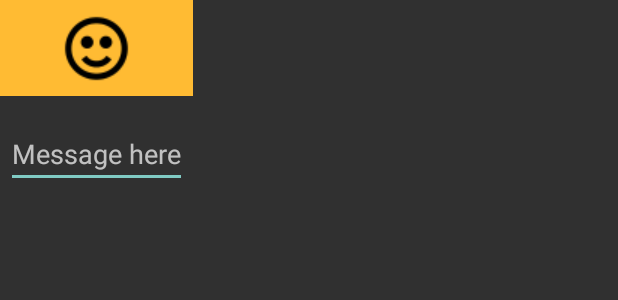
After one commit to bird0073/BirdAndroidLabs, an Android app: the layout custom_alert_dialog.xml on its own in the app's theme, with its tools: preview values and no code run, on a phone screen of 412 x 824 dp. The commit adds this screen. Shown: the top 300 px of the screen. Run offline under Robolectric (Android 15) with nearby library versions, the phone set to English and light mode, and no system bars.

Commit message:
lab8 done - few issues with lab7 still

```diff
--- a/app/build.gradle
+++ b/app/build.gradle
@@ -21,7 +21,9 @@ android {
 dependencies {
     implementation fileTree(dir: 'libs', include: ['*.jar'])
     implementation 'com.android.support.constraint:constraint-layout:1.0.2'
+    implementation 'com.android.support:appcompat-v7:26.1.0'
     testImplementation 'junit:junit:4.12'
     androidTestImplementation 'com.android.support.test:runner:1.0.1'
     androidTestImplementation 'com.android.support.test.espresso:espresso-core:3.0.1'
+    compile 'com.android.support:design:22.2.0'
 }
--- a/app/src/main/AndroidManifest.xml
+++ b/app/src/main/AndroidManifest.xml
@@ -32,7 +32,6 @@
             <!-- </intent-filter> -->
 
         </activity>
-        <activity android:name=".MessageDetails" />
         <activity android:name=".fragmentLayout" />
         <activity
             android:name=".testToolbar"
--- a/app/src/main/res/layout-sw600dp/activity_chat_window.xml
+++ b/app/src/main/res/layout-sw600dp/activity_chat_window.xml
@@ -10,7 +10,7 @@
         android:id="@+id/chatList"
         android:layout_width="300dp"
         android:layout_height="match_parent"
-        android:layout_above="@+id/sendButton"
+        android:layout_above="@+id/messageBox"
         android:layout_alignParentTop="true"
         android:layout_alignParentStart="true"
         android:layout_alignParentEnd="true" />
@@ -19,7 +19,6 @@
         android:id="@+id/frameLayout"
         android:layout_width="match_parent"
         android:layout_height="match_parent"
-
         />
 
     <Button
--- a/app/src/main/res/layout/activity_chat_window.xml
+++ b/app/src/main/res/layout/activity_chat_window.xml
@@ -10,7 +10,7 @@
         android:id="@+id/chatList"
         android:layout_width="match_parent"
         android:layout_height="match_parent"
-        android:layout_above="@+id/sendButton"
+        android:layout_above="@+id/messageBox"
         android:layout_alignParentTop="true"
         android:layout_alignParentStart="true"
         android:layout_alignParentEnd="true" />
--- /dev/null
+++ b/app/src/main/res/layout/custom_alert_dialog.xml
@@ -0,0 +1,23 @@
+<?xml version="1.0" encoding="utf-8"?>
+<LinearLayout xmlns:android="http://schemas.android.com/apk/res/android"
+    android:orientation="vertical"
+    android:layout_width="wrap_content"
+    android:layout_height="wrap_content">
+    <ImageView
+        android:src="@drawable/ic_happy_50"
+        android:layout_width="match_parent"
+        android:layout_height="64dp"
+        android:scaleType="center"
+        android:background="#FFFFBB33"
+        android:contentDescription="@string/app_name" />
+    <EditText
+        android:id="@+id/custom_alert_et"
+        android:layout_width="match_parent"
+        android:layout_height="wrap_content"
+        android:layout_marginTop="16dp"
+        android:layout_marginLeft="4dp"
+        android:layout_marginRight="4dp"
+        android:layout_marginBottom="4dp"
+        android:hint="@string/alert_sampleText" />
+
+</LinearLayout>
--- a/app/src/main/res/layout/message_details.xml
+++ b/app/src/main/res/layout/message_details.xml
@@ -2,6 +2,7 @@
 
 <FrameLayout
     xmlns:android="http://schemas.android.com/apk/res/android"
+    android:id="@+id/frameLayout"
     android:layout_width="match_parent"
     android:layout_height="match_parent">
 
--- a/app/src/main/res/values/styles.xml
+++ b/app/src/main/res/values/styles.xml
@@ -1,8 +1,9 @@
 <resources>
 
     <!-- Base application theme. -->
-    <style name="AppTheme" parent="android:Theme.Material.Light.DarkActionBar">
-        <!-- Customize your theme here. -->
+    <style name="AppTheme" parent="Theme.AppCompat">
+        <item name="windowNoTitle">true</item>
+
     </style>
 
 </resources>
```
Also changed, not shown: app/src/main/java/com/example/drbir/birdandroidlabs/ChatWindow.java (+41 -15 lines), app/src/main/java/com/example/drbir/birdandroidlabs/MessageDetails.java (deleted, +0 -13 lines), app/src/main/java/com/example/drbir/birdandroidlabs/MessageFragment.java (+13 -3 lines), app/src/main/java/com/example/drbir/birdandroidlabs/fragmentLayout.java (+36 -1 lines), app/src/main/java/com/example/drbir/birdandroidlabs/testToolbar.java (+87 -4 lines), app/src/main/res/layout/activity_message_details.xml (deleted, +0 -9 lines), app/src/main/res/layout/activity_test_toolbar.xml (+12 -2 lines), app/src/main/res/menu/toolbar_menu.xml (+9 -3 lines), app/src/main/res/values/strings.xml (+15 -2 lines), app/src/main/res/drawable/ic_happy_50.png (added), app/src/main/res/drawable/ic_pacman_filled_50.png (added), 1 other file.
